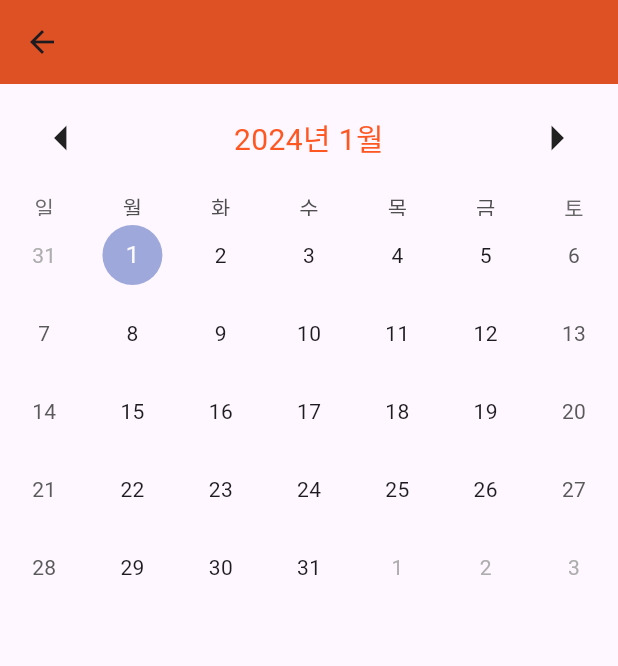
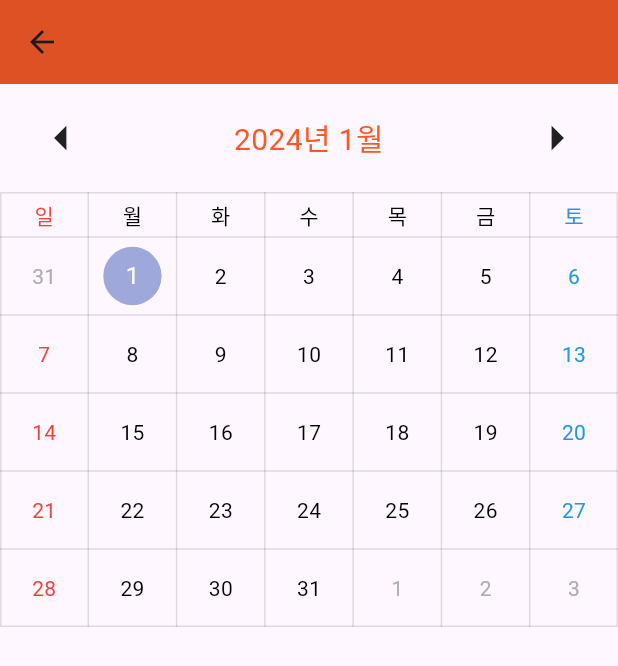
Before and after one commit to koboolean/schedule_project, a Flutter app: the CalendarPage screen opened directly, on a phone screen of 412 x 824 dp. Shown: the top 666 px of the screen. Run offline on Flutter 3.47's test engine with Material 3 defaults, Android fonts, the phone set to English and light mode, and no system bars; drawn by our look-alikes of table_calendar; our stand-ins replace firebase_auth, firebase_core, yaml; accounts and stored records are empty; generated files the repository leaves out were written again; statements that could not run were skipped.

Commit message:
1. 날짜 선택 시 표시되도록 수정 2. calendar 토,일 textStyle 지정

```diff
--- a/lib/screens/calendarPage.dart
+++ b/lib/screens/calendarPage.dart
@@ -1,7 +1,10 @@
+import 'dart:developer';
+
 import 'package:flutter/material.dart';
 import 'package:flutter/services.dart';
 import 'package:intl/intl.dart';
 import 'package:provider/provider.dart';
+import 'package:schedule_project/widgets/mainCalendar.dart';
 import 'package:table_calendar/table_calendar.dart';
 import 'package:yaml/yaml.dart';
 
@@ -18,41 +21,28 @@ class CalendarPage extends StatefulWidget {
 }
 
 class _CalendarPageState extends State<CalendarPage> {
+  DateTime selectedDate = DateTime.utc(
+    DateTime.now().year,
+    DateTime.now().month,
+    DateTime.now().day,
+  );
+
 
   @override
   Widget build(BuildContext context) {
     return Scaffold(
-      appBar : AppBar(), //어플 상단 바
-      body: TableCalendar(
-        locale: 'ko_KR',  //달력 언어 설정
-        firstDay: DateTime.utc(1995, 01, 01), //최소날짜
-        lastDay: DateTime.utc(2095, 12, 31),  //최대날짜
-        focusedDay: DateTime.now(),  //달력을 보여줄 기준 날짜
-
-        //HeaderStyle
-        headerStyle: HeaderStyle(
-          titleCentered: true, //title 중앙 정렬 여부
-          titleTextFormatter: (date, locale) =>   //title 날짜 형태
-              DateFormat.yMMMM(locale).format(date),
-          titleTextStyle: const TextStyle(  //title Style 지정
-            fontSize: 20.0,
-            color: Colors.deepOrange
-          ),
-          formatButtonVisible: false,  //formatButton 노출 여부
-          //header Padding 조절
-          headerPadding: const EdgeInsets.symmetric(vertical : 4.0, horizontal: 1.0), //vertical : 수직, horizontal : 수평
-          //leftChevron Icon 정의
-          leftChevronIcon: const Icon(
-            Icons.arrow_left,
-            size: 40.0,
-          ),
-          //rightChevron Icon 정의
-          rightChevronIcon: const Icon(
-            Icons.arrow_right,
-            size: 40.0,
-          ),
+     appBar : AppBar(), //어플 상단 바
+      body: SingleChildScrollView(
+        child: Column(
+          children: [
+           // SizedBox(height: 30), // 빈박스를 만들어서 header 위쪽 공간을 확보
+            MainCalendar(
+              selectedDate: selectedDate
+            ), //MainCalendar 위젯을 해당 위치로 불러온다.
+            SizedBox(height: 70),
+          ],
         ),
       ),
     );
   }
-}
+} //clase
--- /dev/null
+++ b/lib/widgets/mainCalendar.dart
@@ -0,0 +1,173 @@
+import 'package:flutter/material.dart';
+import 'package:intl/intl.dart';
+import 'package:table_calendar/table_calendar.dart';
+
+class MainCalendar extends StatefulWidget {
+  const MainCalendar({Key? key, required DateTime selectedDate}) : super(key: key);
+
+  @override
+  State<MainCalendar> createState() => _MainCalendarState();
+}
+
+class _MainCalendarState extends State<MainCalendar> {
+  //late final ValueNotifier<List<Event>> _selectedEvents;
+
+  DateTime _focusedDay = DateTime.now();
+  DateTime? _selectedDay; //Future 타입, 지금은 없지만 미래에 요청한 데이터 혹은 에러가 담길 그릇
+
+  /*@override
+  void initState() {
+    super.initState();
+
+    _selectedDay = _focusedDay;
+    _selectedEvents = ValueNotifier(_getEventsForDay(_selectedDay!));
+    //seledtedDay가 변경이 되면 seletedEvents가 실행된다
+    //ValueNotifier :value 가 변경되면 해당 함수를 실행
+  }
+
+  @override
+  void dispose(){
+    _selectedEvents.dispose();
+    super.dispose();
+    //위젯 트리에서 state object가 영구적으로 제거될 때 호출된다.
+    //컨트롤러 객체가 제거 될 때 변수에 할당 된 메모리를 해제하기 위해
+  }
+
+  List<Event> _getEventsForDay(DateTime day){
+    // Implementation example
+    return kEvents[day] ?? [];
+  }
+*/
+
+  void _onDaySelected(DateTime selectedDay, DateTime focusedDay){
+    if(!isSameDay(_selectedDay, selectedDay)){
+      //선택된 날짜의 상태를 갱신합니다.
+      setState(() {
+        _selectedDay = selectedDay;
+        _focusedDay = focusedDay;
+      });
+    }
+  }
+
+  @override
+  Widget build(BuildContext context){
+    return TableCalendar(
+      locale: 'ko_KR',  //달력 언어 설정
+      daysOfWeekHeight: 30.0, //요일 높이 설정
+      firstDay: DateTime.utc(1995, 01, 01), //최소날짜
+      lastDay: DateTime.utc(2095, 12, 31),  //최대날짜
+      focusedDay: _focusedDay,  //달력을 보여줄 기준 날짜
+      //HeaderStyle
+      headerStyle: HeaderStyle(
+          titleCentered: true, //title 중앙 정렬 여부
+          titleTextFormatter: (date, locale) =>   //title 날짜 형태
+          DateFormat.yMMMM(locale).format(date),
+          titleTextStyle: const TextStyle(  //title Style 지정
+            fontSize: 20.0,
+            color: Colors.deepOrange,
+          ),
+          formatButtonVisible: false,  //formatButton 노출 여부
+          //header Padding 조절, vertical : 수직, horizontal : 수평
+          headerPadding: const EdgeInsets.symmetric(vertical : 4.0, horizontal: 1.0),
+          //leftChevron Icon 정의
+          leftChevronIcon: const Icon(
+            Icons.arrow_left,
+            size: 40.0,
+          ),
+          //rightChevron Icon 정의
+          rightChevronIcon: const Icon(
+            Icons.arrow_right,
+            size: 40.0,
+          ),
+      ),
+      calendarBuilders: CalendarBuilders(
+        //header 영역에 대한 textStyle 지정
+          dowBuilder: (context, date){
+            final day = DateFormat('E', 'ko').format(date);
+            if(day == "토"){
+              return Center(
+                child: Text(
+                  day,
+                  style: TextStyle(color: Colors.blue),
+                ),
+              );
+            }else if(day == "일"){
+              return Center(
+                child: Text(
+                  day,
+                  style: TextStyle(color: Colors.red),
+                ),
+              );
+            }else{
+              return Center(
+                child: Text(
+                  day,
+                  style: TextStyle(color: Colors.black),
+                ),
+              );
+            }
+          },
+          //body 영역에 대한 textStyle 지정
+          defaultBuilder: (context, date, _){
+            final day = DateFormat('E', 'ko').format(date);
+            if(day == "토"){
+              return Center(
+                child: Text(
+                  date.day.toString(),
+                  style: TextStyle(color: Colors.blue),
+                ),
+              );
+            }else if(day == "일"){
+              return Center(
+                child: Text(
+                  date.day.toString(),
+                  style: TextStyle(color: Colors.red),
+                ),
+              );
+            }else{
+              return Center(
+                child: Text(
+                  date.day.toString(),
+                  style: TextStyle(color: Colors.black),
+                ),
+              );
+            }
+          }
+      ),
+      calendarStyle: CalendarStyle(
+        cellMargin: const EdgeInsets.only(left: 10.0, right: 10.0),
+        cellPadding: const EdgeInsets.only(left: 10.0, right: 10.0),
+        //캘린더 전체를 선으로 구분
+        tableBorder: TableBorder.all(color: Colors.black12),
+
+        /*
+        weekendTextStyle: TextStyle(
+          color: DateFormat.E().toString() == "Sun" ? Colors.red : Colors.blue,
+        ),
+
+        holidayTextStyle: TextStyle(
+          color: Colors.red,
+        ),
+
+        (주말 제외)주간 날짜의 박스 스타일을 설정
+        defaultDecoration: BoxDecoration(
+          color: Colors.grey[200],
+          border: Border.fromBorderSide(BorderSide()),
+        ),
+        주말의 박스 스타일을 설정
+        weekendDecoration: BoxDecoration(
+          color: Colors.blue,
+          border: Border.fromBorderSide(BorderSide()),
+        ),
+         */
+      ),
+
+      onDaySelected: _onDaySelected,
+      selectedDayPredicate: (DateTime day){
+        //selectedDay와 동일한 날짜의 모양을 바꿔줍니다.
+        //클릭한 날짜에 동그라미 표시가 되도록
+        return isSameDay(_selectedDay, day);
+      },
+    );
+  }
+}
```
